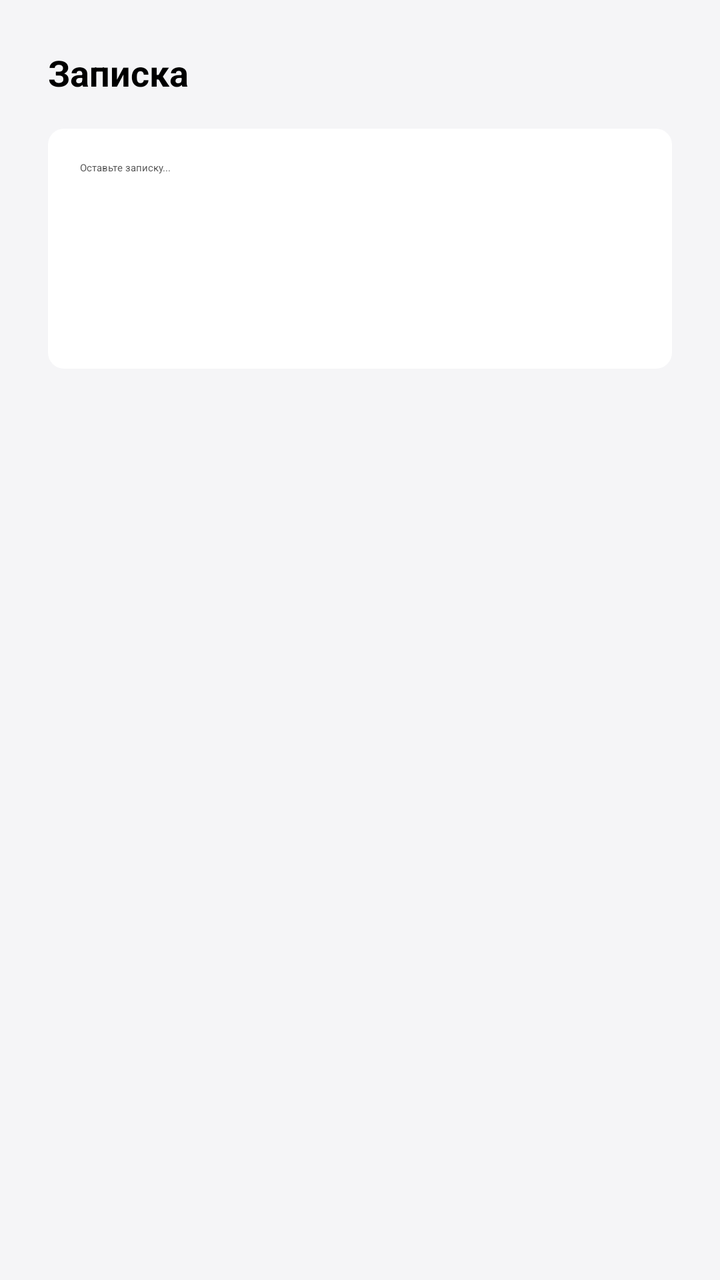
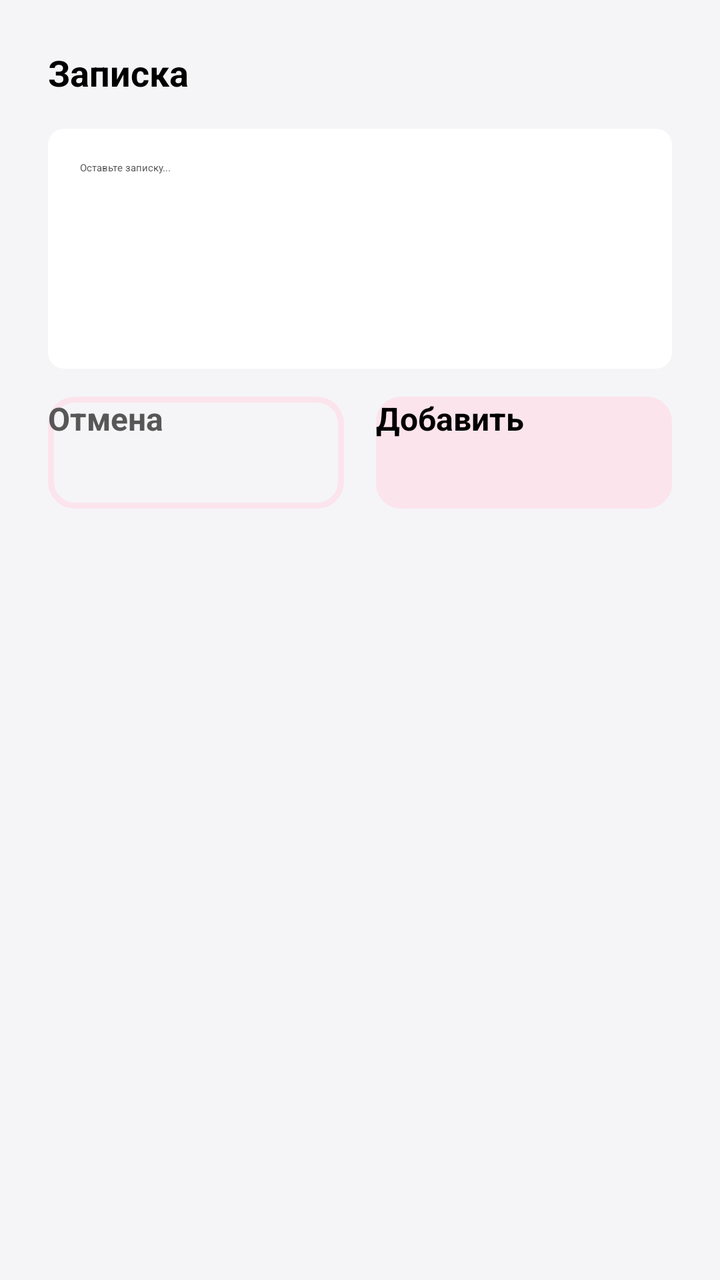

The first picture is an Android layout as it rendered before a commit; the second is the same layout after the commit. The layout source and the unified diff follow.
<!-- AndroidManifest.xml: application theme Theme.App.Starting -->
<!-- res/layout/dialog_edit_note.xml -->
<?xml version="1.0" encoding="utf-8"?>
<LinearLayout xmlns:android="http://schemas.android.com/apk/res/android"
    android:layout_width="match_parent"
    android:layout_height="wrap_content"
    android:orientation="vertical"
    android:padding="24dp"
    android:background="@color/background_light">

    <TextView
        android:layout_width="match_parent"
        android:layout_height="wrap_content"
        android:text="Записка"
        android:textColor="@color/text_primary"
        android:textSize="18sp"
        android:textStyle="bold"
        android:layout_marginBottom="16dp"/>

    <EditText
        android:id="@+id/etNote"
        android:layout_width="match_parent"
        android:layout_height="wrap_content"
        android:minHeight="120dp"
        android:hint="Оставьте записку..."
        android:inputType="textMultiLine|textCapSentences"
        android:maxLength="100"
        android:gravity="top"
        android:background="@drawable/bg_input_soft"
        android:padding="16dp"
        android:textColor="@color/text_primary"
        android:textColorHint="@color/text_secondary" />

</LinearLayout>
<!-- resources referenced by this layout -->
<resources>
  <color name="background_light">#F5F5F7</color>
  <color name="text_primary">#000000</color>
  <color name="text_secondary">#575757</color>
  <!-- drawable bg_input_soft (drawable) -->
  <?xml version="1.0" encoding="utf-8"?>
  <shape xmlns:android="http://schemas.android.com/apk/res/android"
      android:shape="rectangle">
      <solid android:color="@color/white" />
      <corners android:color="@color/baby_pink" />
      <corners android:radius="8dp" />
  </shape>
  <style name="Theme.App.Starting" parent="Theme.SplashScreen">
          <item name="windowSplashScreenBackground">@android:color/white</item>
          <item name="windowSplashScreenAnimatedIcon">@drawable/splash_icon</item>
          <item name="windowSplashScreenAnimationDuration">1000</item>
          <item name="postSplashScreenTheme">@style/Theme.OurMemories</item>
      </style>
  <color name="white">#FFFFFF</color>
  <color name="baby_pink">#FCE4EC</color>
  <!-- drawable splash_icon: png bitmap (drawable, 316944 bytes) -->
  <style name="Theme.OurMemories" parent="Base.Theme.OurMemories" />
  <style name="Base.Theme.OurMemories" parent="Theme.Material3.DayNight.NoActionBar">
          <item name="colorPrimary">@color/primary_lavender</item>
          <item name="colorOnPrimary">@color/white</item>
  
          <item name="android:windowBackground">@color/background_light</item>
          <item name="colorSurface">@color/white</item>
          <item name="colorOnSurface">@color/text_primary</item>
          <item name="colorOnBackground">@color/text_primary</item>
  
          <item name="android:textColorPrimary">@color/text_primary</item>
          <item name="android:textColorSecondary">@color/text_secondary</item>
      </style>
  <color name="primary_lavender">#9C27B0</color>
</resources>

<!-- the commit's change to res/layout/dialog_edit_note.xml (unified diff, before → after) -->
@@ -27,6 +27,45 @@
         android:background="@drawable/bg_input_soft"
         android:padding="16dp"
         android:textColor="@color/text_primary"
+        android:layout_marginBottom="14dp"
         android:textColorHint="@color/text_secondary" />
 
+    <LinearLayout
+        android:layout_width="match_parent"
+        android:layout_height="wrap_content"
+        android:orientation="horizontal">
+
+        
+        <androidx.appcompat.widget.AppCompatButton
+            android:id="@+id/btnCancel"
+            android:layout_width="0dp"
+            android:layout_height="56dp"
+            android:layout_weight="1"
+            android:background="@drawable/bg_border_selected"
+            android:text="Отмена"
+            android:textAllCaps="false"
+            android:textColor="@color/text_secondary"
+            android:textSize="16sp"
+            android:textStyle="bold" />
+
+        <View
+            android:layout_width="16dp"
+            android:layout_height="0dp" />
+
+        
+        <androidx.appcompat.widget.AppCompatButton
+            android:id="@+id/btnAdd"
+            android:layout_width="0dp"
+            android:layout_height="56dp"
+            android:layout_weight="1"
+            android:background="@drawable/bg_input_field"
+            android:backgroundTint="@color/baby_pink"
+            android:text="Добавить"
+            android:textAllCaps="false"
+            android:textColor="@color/text_primary"
+            android:textSize="16sp"
+            android:textStyle="bold" />
+
+    </LinearLayout>
+
 </LinearLayout>
<!-- resource entries referenced after the edit -->
@@ -3,6 +3,25 @@
   <color name="background_light">#F5F5F7</color>
   <color name="text_primary">#000000</color>
   <color name="text_secondary">#575757</color>
+  <!-- drawable bg_border_selected (drawable) -->
+  <?xml version="1.0" encoding="utf-8"?>
+  <shape xmlns:android="http://schemas.android.com/apk/res/android">
+      <stroke android:width="3dp" android:color="@color/baby_pink"/>
+      <solid android:color="@android:color/transparent"/>
+      <corners android:radius="12dp"/>
+  </shape>
+  <!-- drawable bg_input_field (drawable) -->
+  <?xml version="1.0" encoding="utf-8"?>
+  <shape xmlns:android="http://schemas.android.com/apk/res/android">
+  
+      <solid android:color="@color/white" />
+  
+      <corners android:radius="12dp" />
+  
+      <stroke
+          android:width="1dp"
+          android:color="@color/text_primary" />
+  </shape>
   <!-- drawable bg_input_soft (drawable) -->
   <?xml version="1.0" encoding="utf-8"?>
   <shape xmlns:android="http://schemas.android.com/apk/res/android"
